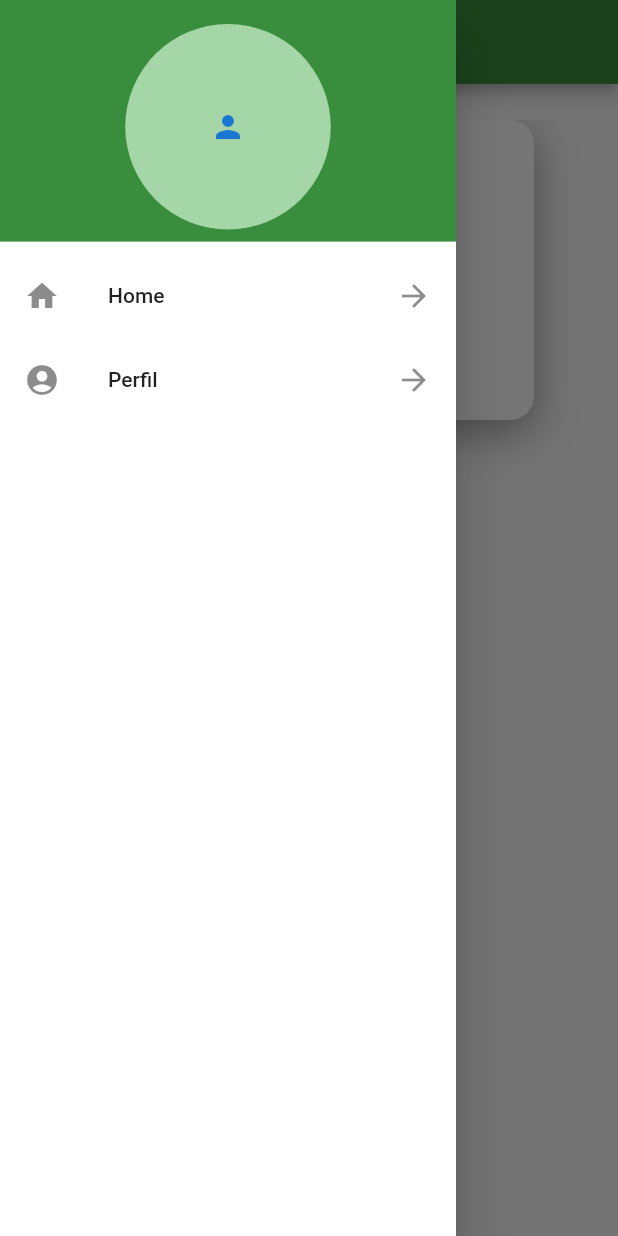
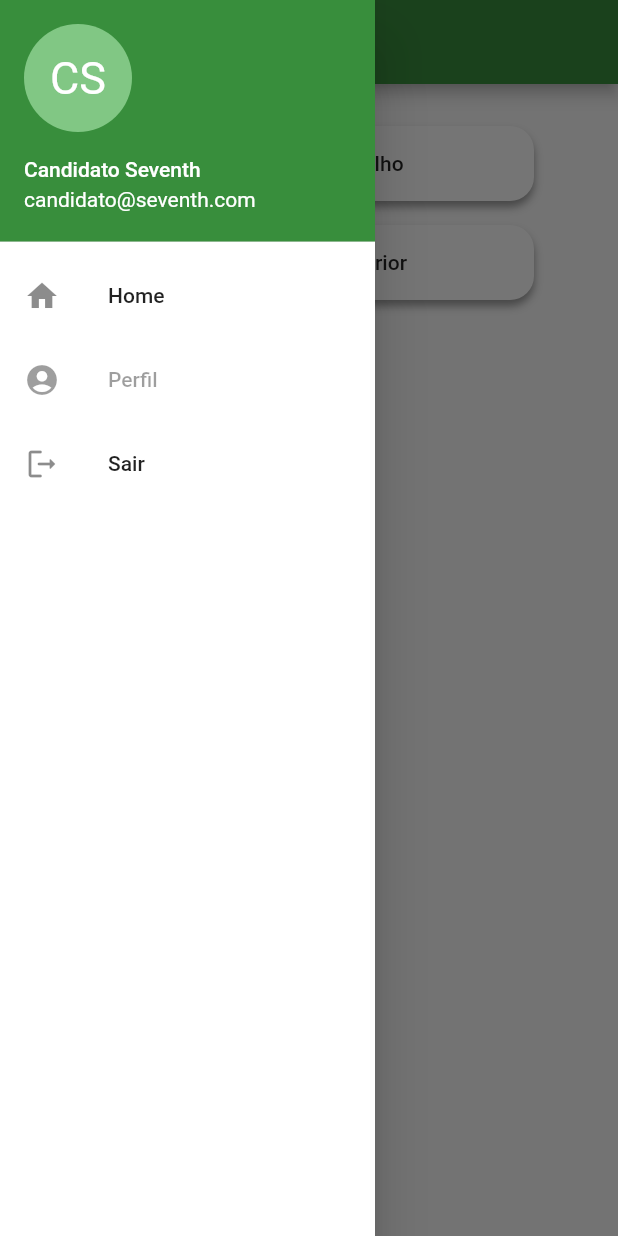
Before and after one commit to Nbosso/video-monitoramento, a Flutter app: the HomePage screen opened directly with empty values, with the side drawer open, on a phone screen of 412 x 824 dp. Run offline on Flutter 3.47's test engine with Material 2 defaults, Android fonts, the phone set to English and light mode, and no system bars; our stand-ins replace dartz, flutter_mobx, flutter_modular, flutter_speed_dial, mobx, video_player; generated files the repository leaves out were written again; network calls fail.

Commit message:
fix: fix bugs video player and adjusts layout

```diff
--- a/app/lib/app/app_module.dart
+++ b/app/lib/app/app_module.dart
@@ -8,7 +8,6 @@ import 'modules/login/login_module.dart';
 class AppModule extends Module {
   @override
   final List<Bind> binds = [
-    // Bind.lazySingleton((i) => AppStore()),
   ];
 
   @override
--- a/app/lib/app/modules/home/presenter/home_page.dart
+++ b/app/lib/app/modules/home/presenter/home_page.dart
@@ -36,7 +36,7 @@ class HomePageState extends State<HomePage> {
             controller: store.controllerPageView,
             children: const [
               ListCamerasWidget(),
-              DetailCameraWidget(camera: 'Câmera Coelho')
+              DetailCameraWidget()
             ],
           )),
       drawer: drawer(),
@@ -45,33 +45,41 @@ class HomePageState extends State<HomePage> {
 
   drawer() {
     return Drawer(
+      width: 250,
       backgroundColor: Colors.white,
       child: ListView(
         children: [
-          DrawerHeader(
-            decoration: BoxDecoration(
-              color: Colors.green[700],
-            ),
-            child: CircleAvatar(
-              backgroundColor: Colors.green[200],
-              radius: 5,
-              child: const Icon(Icons.person),
+          UserAccountsDrawerHeader(
+            decoration: BoxDecoration(color: Colors.green[700]),
+            accountName: const Text('Candidato Seventh'),
+            accountEmail: const Text('candidato@seventh.com'),
+            currentAccountPicture: CircleAvatar(
+              backgroundColor: Colors.green[300],
+              child: const Text(
+                "CS",
+                style: TextStyle(fontSize: 30.0, color: Colors.white),
+              ),
             ),
           ),
           ListTile(
               leading: const Icon(Icons.home),
               title: const Text("Home"),
-              trailing: const Icon(Icons.arrow_forward),
               onTap: () {
                 Navigator.pop(context);
                 store.controllerPageView.jumpToPage(0);
               }),
           ListTile(
+              enabled: false,
               leading: const Icon(Icons.account_circle),
               title: const Text("Perfil"),
-              trailing: const Icon(Icons.arrow_forward),
               onTap: () {
                 Navigator.pop(context);
+              }),
+          ListTile(
+              leading: const Icon(Icons.logout_rounded),
+              title: const Text("Sair"),
+              onTap: () {
+                Modular.to.pushNamed('/login/');
               })
         ],
       ),
--- /dev/null
+++ b/app/lib/app/modules/home/presenter/widgets/item_camera_widget.dart
@@ -0,0 +1,59 @@
+import 'package:flutter/material.dart';
+import 'package:flutter_modular/flutter_modular.dart';
+
+import '../home_store.dart';
+
+class ItemCameraWidget extends StatefulWidget {
+  final String cameraName;
+  const ItemCameraWidget({super.key, required this.cameraName});
+
+  @override
+  State<ItemCameraWidget> createState() => _ItemCameraWidgetState();
+}
+
+class _ItemCameraWidgetState extends State<ItemCameraWidget> {
+  final HomeStore store = Modular.get();
+
+  bool onHoverContainer = false;
+
+  @override
+  Widget build(BuildContext context) {
+    return InkWell(
+      onTap: () {
+        store.controllerPageView.jumpToPage(1);
+      },
+      onHover: (value) {
+        setState(() {
+          onHoverContainer = !onHoverContainer;
+        });
+      },
+      child: Container(
+          alignment: Alignment.center,
+          height: 50,
+          width: 300,
+          padding: const EdgeInsets.all(8),
+          decoration: BoxDecoration(
+              boxShadow: const [
+                BoxShadow(
+                    color: Colors.black38, offset: Offset(0, 4), blurRadius: 4)
+              ],
+              borderRadius: const BorderRadius.all(Radius.circular(16)),
+              color: onHoverContainer ? Colors.grey[300] : Colors.white),
+          child: Row(
+            mainAxisAlignment: MainAxisAlignment.spaceBetween,
+            children: [
+              const Icon(
+                Icons.camera_outdoor_rounded,
+                size: 30,
+              ),
+              Text(
+                widget.cameraName,
+                textAlign: TextAlign.center,
+                style: const TextStyle(fontWeight: FontWeight.w500),
+              ),
+              const SizedBox.shrink()
+            ],
+          )),
+    );
+  }
+}
--- a/app/lib/app/modules/home/presenter/widgets/list_cameras_widget.dart
+++ b/app/lib/app/modules/home/presenter/widgets/list_cameras_widget.dart
@@ -1,4 +1,5 @@
 import 'package:app/app/modules/home/presenter/home_store.dart';
+import 'package:app/app/modules/home/presenter/widgets/item_camera_widget.dart';
 import 'package:flutter/material.dart';
 import 'package:flutter_modular/flutter_modular.dart';
 
@@ -10,42 +11,21 @@ class ListCamerasWidget extends StatefulWidget {
 }
 
 class _ListCamerasWidgetState extends State<ListCamerasWidget> {
-  final HomeStore store = Modular.get();
 
-  bool onHoverContainer = false;
 
   @override
   Widget build(BuildContext context) {
-    return Column(
-      children: [
-        InkWell(
-          onTap: () {
-            store.controllerPageView.jumpToPage(1);
-          },
-          onHover: (value) {
-            setState(() {
-              onHoverContainer = !onHoverContainer;
-            });
-          },
-          child: Container(
-              alignment: Alignment.center,
-              height: 200,
-              width: 300,
-              decoration: BoxDecoration(
-                  boxShadow: const [
-                    BoxShadow(
-                        color: Colors.black38,
-                        offset: Offset(0, 8),
-                        blurRadius: 24)
-                  ],
-                  borderRadius: const BorderRadius.all(Radius.circular(16)),
-                  color: onHoverContainer ? Colors.grey[300] : Colors.white),
-              child: const Text(
-                'Câmera Coelho',
-                textAlign: TextAlign.center,
-              )),
-        )
-      ],
+    return Padding(
+      padding: const EdgeInsets.all(4),
+      child: Column(
+        children: const [
+          ItemCameraWidget(cameraName: 'Câmera Coelho'),
+          SizedBox(
+            height: 16,
+          ),
+          AbsorbPointer(child: ItemCameraWidget(cameraName: 'Câmera Exterior')),
+        ],
+      ),
     );
   }
 }
```
Also changed, not shown: app/lib/app/modules/home/presenter/widgets/detail_camera.dart (+72 -25 lines), app/lib/app/modules/login/presenter/login_page.dart (+36 -21 lines), app/pubspec.yaml (+13 -1 lines), app/pubspec.lock.
